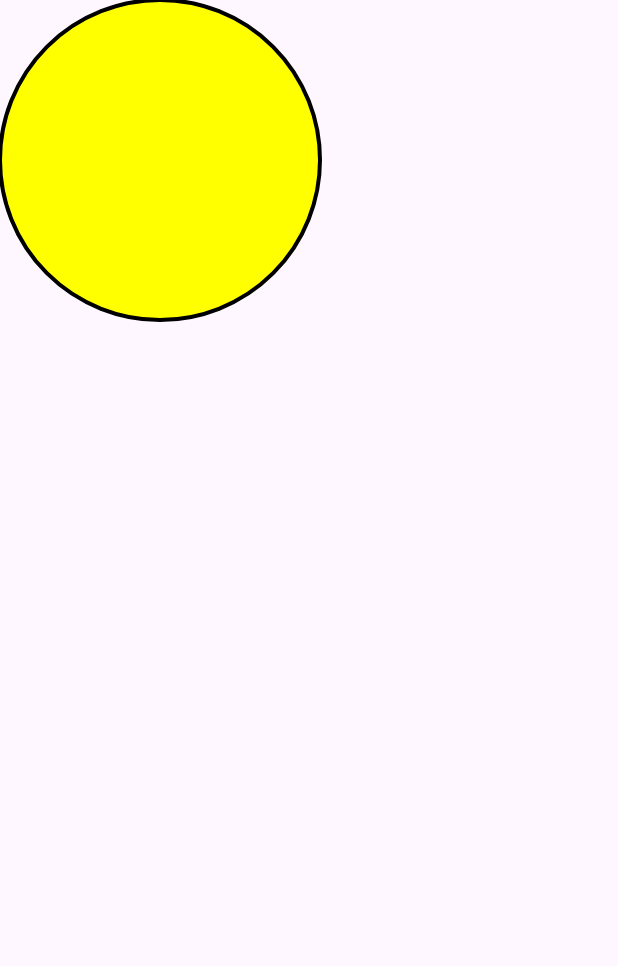
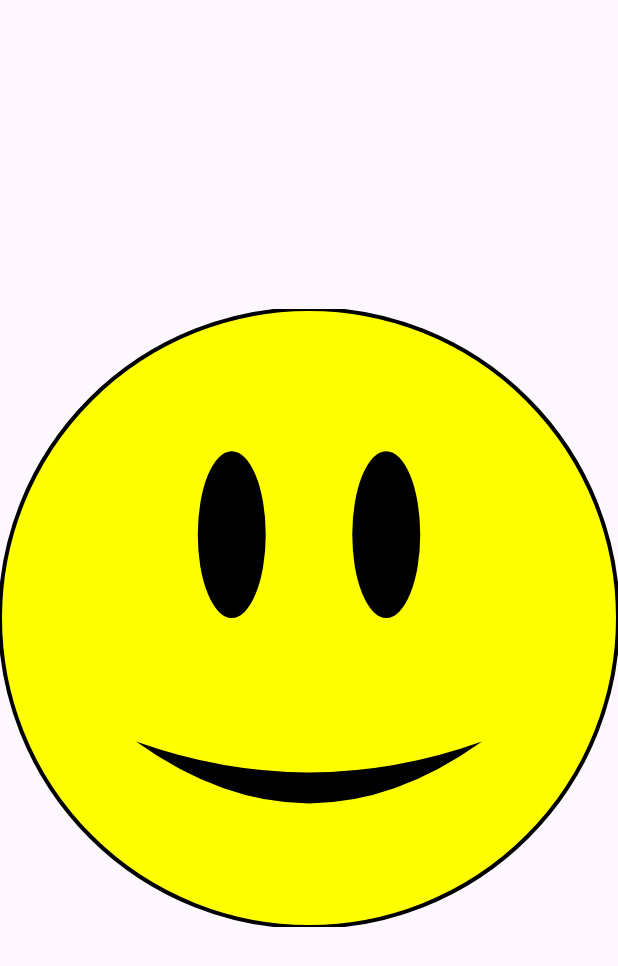
Before and after one commit to raheemadamboev/custom-view-emotions, an Android app: the screen it shows after launch (MainActivity), on a phone screen of 412 x 824 dp. Shown: the top 966 px of the screen. Run offline under Robolectric (Android 15) with nearby library versions, the phone set to English and light mode, and no system bars.

Commit message:
draw the happy face and measure the size
Took 30 minutes

```diff
--- a/app/src/main/java/xyz/teamgravity/customviewemotions/EmotionalFaceView.kt
+++ b/app/src/main/java/xyz/teamgravity/customviewemotions/EmotionalFaceView.kt
@@ -1,15 +1,14 @@
 package xyz.teamgravity.customviewemotions
 
 import android.content.Context
-import android.graphics.Canvas
-import android.graphics.Color
-import android.graphics.Paint
+import android.graphics.*
 import android.util.AttributeSet
 import android.view.View
 
 class EmotionalFaceView(context: Context, attrs: AttributeSet) : View(context, attrs) {
 
     private val paint = Paint(Paint.ANTI_ALIAS_FLAG)
+    private val mouthPath = Path()
 
     private var faceColor = Color.YELLOW
     private var eyesColor = Color.BLACK
@@ -17,6 +16,12 @@ class EmotionalFaceView(context: Context, attrs: AttributeSet) : View(context, a
     private var borderColor = Color.BLACK
     private var borderWidth = 4.0F
     private var size = 320
+
+    override fun onMeasure(widthMeasureSpec: Int, heightMeasureSpec: Int) {
+        super.onMeasure(widthMeasureSpec, heightMeasureSpec)
+        size = measuredWidth.coerceAtMost(measuredHeight)
+        setMeasuredDimension(size, size)
+    }
 
     override fun onDraw(canvas: Canvas) {
         super.onDraw(canvas) // keep any drawing from the parent side
@@ -27,25 +32,37 @@ class EmotionalFaceView(context: Context, attrs: AttributeSet) : View(context, a
     }
 
     private fun drawFaceBackground(canvas: Canvas) {
+        val radius = size / 2F
+
         paint.color = faceColor
         paint.style = Paint.Style.FILL
-
-        val radius = size / 2F
-
         canvas.drawCircle(size / 2F, size / 2F, radius, paint)
 
         paint.color = borderColor
         paint.style = Paint.Style.STROKE
         paint.strokeWidth = borderWidth
-
         canvas.drawCircle(size / 2F, size / 2F, radius, paint)
     }
 
     private fun drawEyes(canvas: Canvas) {
+        paint.color = eyesColor
+        paint.style = Paint.Style.FILL
 
+        val leftEyeRect = RectF(size * 0.32F, size * 0.23F, size * 0.43F, size * 0.5F)
+        canvas.drawOval(leftEyeRect, paint)
+
+        val rightEyesRect = RectF(size * 0.57F, size * 0.23F, size * 0.68F, size * 0.5F)
+        canvas.drawOval(rightEyesRect, paint)
     }
 
     private fun drawMouth(canvas: Canvas) {
+        mouthPath.moveTo(size * 0.22F, size * 0.7F)
+        mouthPath.quadTo(size * 0.5F, size * 0.8F, size * 0.78F, size * 0.7F)
+        mouthPath.quadTo(size * 0.5F, size * 0.9F, size * 0.22F, size * 0.7F)
 
+        paint.color = mouthColor
+        paint.style = Paint.Style.FILL
+
+        canvas.drawPath(mouthPath, paint)
     }
 }
```
